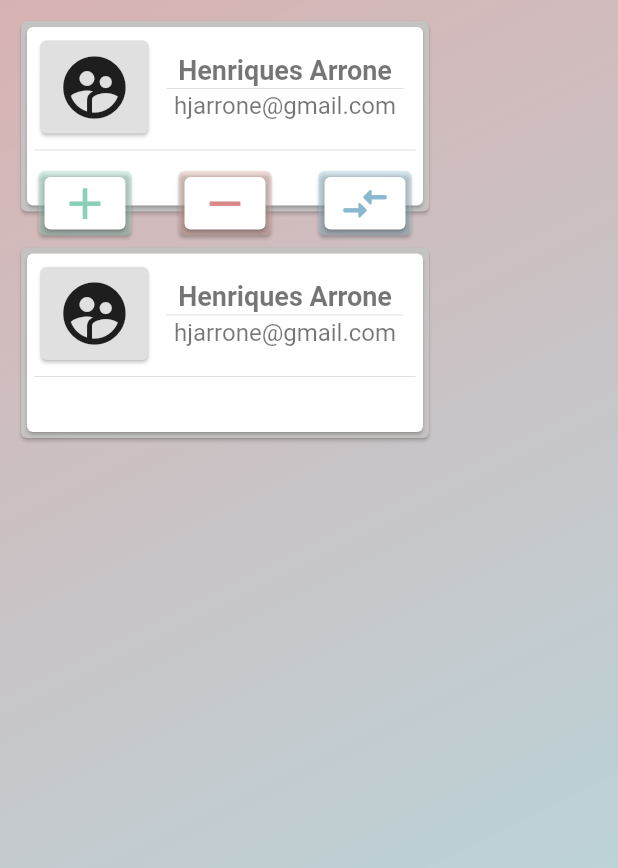
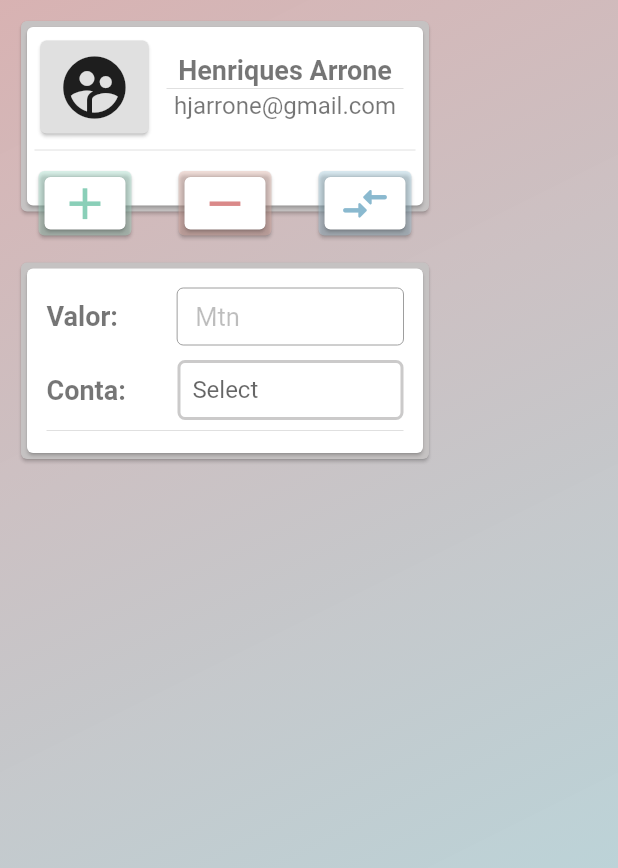
Before and after one commit to hjarroneDev/maleyanga, a Flutter app: the screen it shows after launch, after a tap on "Log In", on a phone screen of 412 x 824 dp. Shown: the top 868 px of the screen. Run offline on Flutter 3.47's test engine with Material 2 defaults, Android fonts, the phone set to English and light mode, and no system bars; our stand-ins replace delayed_display, google_fonts.

Commit message:
Actual Movimento

```diff
--- a/lib/pages/Menu/menu.dart
+++ b/lib/pages/Menu/menu.dart
@@ -14,8 +14,6 @@ class Menu extends StatefulWidget {
 class _MenuState extends State<Menu> {
   @override
   Widget build(BuildContext context) {
-
-
     return Padding(
       padding: const EdgeInsets.all(10),
       child: SizedBox(
@@ -124,9 +122,7 @@ class _MenuState extends State<Menu> {
                                 child: InkWell(
                                   hoverColor:
                                       const Color.fromARGB(97, 169, 230, 209),
-                                  onTap: () {
-
-                                  },
+                                  onTap: () {},
                                   child: const Icon(
                                     Icons.add_outlined,
                                     size: 35,
@@ -145,10 +141,7 @@ class _MenuState extends State<Menu> {
                                 child: InkWell(
                                   hoverColor:
                                       const Color.fromARGB(96, 230, 181, 169),
-                                  onTap: () {
-
-
-                                  },
+                                  onTap: () {},
                                   child: const Icon(
                                     Icons.remove,
                                     size: 35,
@@ -167,9 +160,7 @@ class _MenuState extends State<Menu> {
                                 child: InkWell(
                                   hoverColor:
                                       const Color.fromARGB(96, 169, 211, 230),
-                                  onTap: () {
-
-                                  },
+                                  onTap: () {},
                                   child: const Icon(
                                     Icons.compare_arrows_rounded,
                                     size: 35,
@@ -180,6 +171,9 @@ class _MenuState extends State<Menu> {
                             ),
                           ),
                         ],
+                      ),
+                      const SizedBox(
+                        height: 10,
                       ),
                       const Movimento(),
                     ],
--- a/lib/pages/Menu/widget/button_menu.dart
+++ /dev/null
@@ -1,66 +0,0 @@
-import 'package:flutter/material.dart';
-import 'package:google_fonts/google_fonts.dart';
-
-class ButtonMenu extends StatefulWidget {
-
-  final String btName;
-  final bool visivel;
-
-  const ButtonMenu({Key? key, required this.btName, required this.visivel})
-      : super(key: key);
-
-  @override
-  State<ButtonMenu> createState() => _ButtonMenuState();
-}
-
-class _ButtonMenuState extends State<ButtonMenu> {
-  @override
-  Widget build(BuildContext context) {
-    return SizedBox(
-      height: 57,
-      width: 200,
-      child: InkWell(
-        onTap: () {
-
-        },
-        child: Card(
-          color: const Color.fromARGB(255, 197, 194, 194),
-          child: Row(
-            crossAxisAlignment: CrossAxisAlignment.start,
-            children: [
-              SizedBox(
-                height: 50,
-                width: 50,
-                child: Card(
-                  color: Colors.grey.shade300,
-                  child: const Icon(
-                    Icons.data_usage_sharp,
-                    size: 40,
-                  ),
-                ),
-              ),
-              const SizedBox(
-                width: 10,
-              ),
-              Visibility(
-                visible: widget.visivel,
-                child: Center(
-                  child: Text(
-                    widget.btName,
-                    style: GoogleFonts.roboto(
-                      textStyle: const TextStyle(
-                        fontSize: 18,
-                        fontWeight: FontWeight.bold,
-                        color: Colors.black54,
-                      ),
-                    ),
-                  ),
-                ),
-              ),
-            ],
-          ),
-        ),
-      ),
-    );
-  }
-}
--- a/lib/pages/Menu/widget/movimento.dart
+++ b/lib/pages/Menu/widget/movimento.dart
@@ -2,7 +2,6 @@ import 'package:flutter/material.dart';
 import 'package:google_fonts/google_fonts.dart';
 
 class Movimento extends StatefulWidget {
-
   const Movimento({Key? key}) : super(key: key);
 
   @override
@@ -10,10 +9,19 @@ class Movimento extends StatefulWidget {
 }
 
 class _MovimentoState extends State<Movimento> {
+//AGENTE
+  final agente = [
+    "BCI",
+    "BIM",
+    "M-Pesa",
+    "E-Mola",
+    "Carteira",
+  ];
+  String? agenteValue;
+
   @override
   Widget build(BuildContext context) {
     return SizedBox(
-      height: 135,
       width: 400,
       child: Card(
         color: const Color.fromARGB(255, 197, 194, 194),
@@ -25,32 +33,17 @@ class _MovimentoState extends State<Movimento> {
               children: [
                 Row(
                   children: [
-                    SizedBox(
-                      height: 70,
-                      width: 80,
-                      child: InkWell(
-                        onTap: () {},
-                        child: Card(
-                            color: Colors.grey.shade300,
-                            semanticContainer: true,
-                            clipBehavior: Clip.antiAliasWithSaveLayer,
-                            child: const Center(
-                              child: Icon(
-                                Icons.supervised_user_circle,
-                                size: 50,
-                              ),
-                            )),
-                      ),
-                    ),
                     Expanded(
                       child: Padding(
                         padding: const EdgeInsets.only(
                             top: 8, right: 8, bottom: 8, left: 8),
                         child: Column(
-                          crossAxisAlignment: CrossAxisAlignment.center,
+                          crossAxisAlignment: CrossAxisAlignment.start,
+                          children: [
+                            Row(
                               children: [
                                 Text(
-                              "Henriques Arrone",
+                                  "Valor: ",
                                   style: GoogleFonts.roboto(
                                     textStyle: const TextStyle(
                                       fontSize: 18,
@@ -59,19 +52,85 @@ class _MovimentoState extends State<Movimento> {
                                     ),
                                   ),
                                 ),
-                            const Divider(
-                              height: 4,
+                                const SizedBox(
+                                  width: 35,
                                 ),
-                            Text(
-                              "hjarrone@gmail.com",
+                                Expanded(
+                                  child: SizedBox(
+                                    height: 38,
+                                    child: TextField(
                                       style: GoogleFonts.roboto(
                                         textStyle: const TextStyle(
-                                  fontSize: 16,
+                                          fontSize: 17,
+                                          color: Colors.black87,
+                                        ),
+                                      ),
+                                      textAlign: TextAlign.start,
+                                      textAlignVertical:
+                                          TextAlignVertical.bottom,
+                                      decoration: InputDecoration(
+                                        hintText: 'Mtn',
+                                        hintStyle: GoogleFonts.roboto(
+                                            color: Colors.black26),
+                                        border: OutlineInputBorder(
+                                          borderRadius:
+                                              BorderRadius.circular(5.0),
+                                        ),
+                                        enabledBorder: const OutlineInputBorder(
+                                          borderSide: BorderSide(
+                                              color: Colors.grey, width: 0.0),
+                                        ),
+                                      ),
+                                    ),
+                                  ),
+                                )
+                              ],
+                            ),
+                            const SizedBox(
+                              height: 10,
+                            ),
+                            Row(
+                              children: [
+                                Text(
+                                  "Conta: ",
+                                  style: GoogleFonts.roboto(
+                                    textStyle: const TextStyle(
+                                      fontSize: 18,
+                                      fontWeight: FontWeight.bold,
                                       color: Colors.black54,
                                     ),
                                   ),
                                 ),
-                          ],
+                                const SizedBox(
+                                  width: 30,
+                                ),
+                                Expanded(
+                                  child: Container(
+                                    height: 40,
+                                    decoration: BoxDecoration(
+                                      border: Border.all(
+                                        color: const Color.fromARGB(88, 104, 102, 102),
+                                        width: 2,
+                                      ),
+                                      borderRadius: BorderRadius.circular(5),
+                                    ),
+                                    child: DropdownButtonHideUnderline(
+                                      child: DropdownButton<String>(
+                                        icon: const Visibility(
+                                            visible: false,
+                                            child: Icon(Icons.arrow_downward)),
+                                        borderRadius: BorderRadius.circular(8),
+                                        value: agenteValue,
+                                        isExpanded: true,
+                                        hint: const Text(
+                                          "  Select",
+                                        ),
+                                        items:
+                                            agente.map(buildMenuItem).toList(),
+                                        onChanged: (value) => setState(
+                                          () => agenteValue = value,
+                                        ),
+                                      ),
                                     ),
                                   ),
                                 )
@@ -83,8 +142,11 @@ class _MovimentoState extends State<Movimento> {
                             const Divider(
                               height: 4,
                             ),
-                const SizedBox(
-                  height: 2,
+                          ],
+                        ),
+                      ),
+                    )
+                  ],
                 ),
               ],
             ),
@@ -93,4 +155,15 @@ class _MovimentoState extends State<Movimento> {
       ),
     );
   }
+
+  //Situação CORESPONDENCIA
+  DropdownMenuItem<String> buildMenuItem(String item) => DropdownMenuItem(
+        value: item,
+        child: Text(
+          item,
+          style: const TextStyle(
+            fontSize: 16,
+          ),
+        ),
+      );
 }
```
Lines whose indentation alone changed are shown as unchanged.
